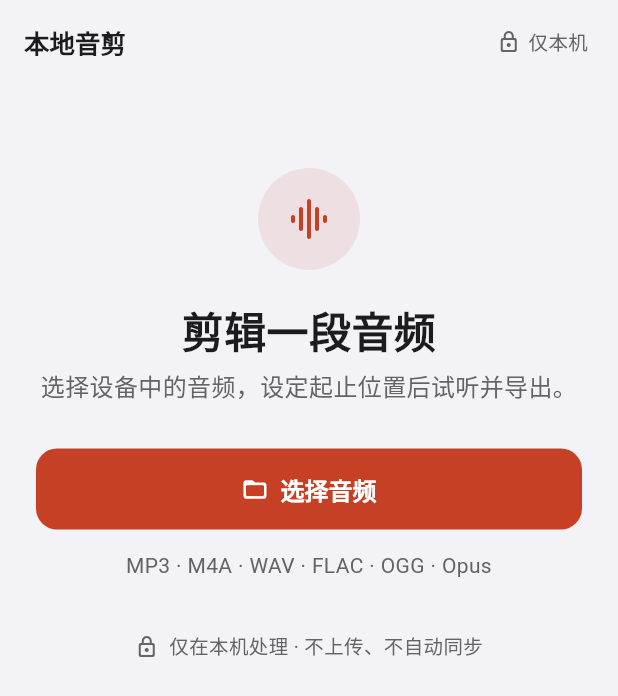
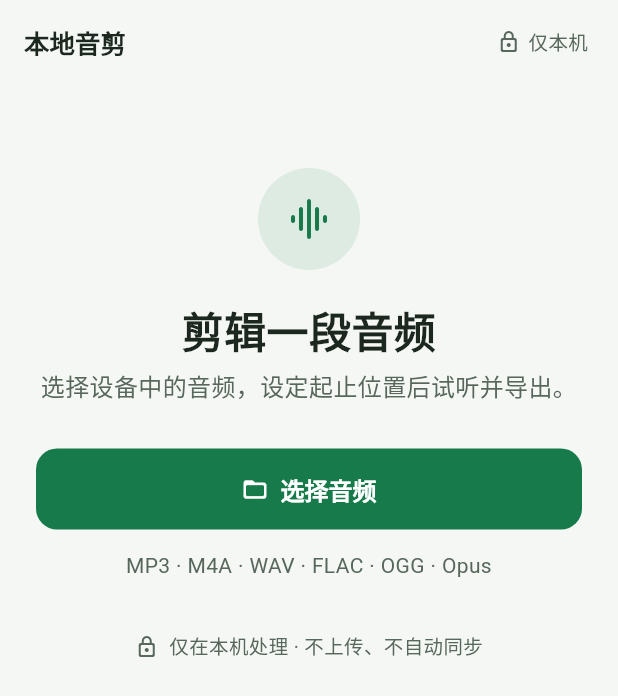
Before and after one commit to ponponon/audio-cut, a Flutter app: the screen it shows after launch, on a phone screen of 412 x 824 dp. Shown: the top 696 px of the screen. Run offline on Flutter 3.47's test engine with Material 3 defaults, Android fonts, the phone set to English and light mode, and no system bars; our stand-ins replace file_picker, just_audio, share_plus; missing offline and left inert: ffmpeg_kit_flutter_new_audio.

Commit message:
feat: apply calm green palette and frosted footer

```diff
--- a/lib/main.dart
+++ b/lib/main.dart
@@ -1,6 +1,7 @@
 import 'dart:async';
 import 'dart:io';
 import 'dart:math' as math;
+import 'dart:ui' show ImageFilter;
 
 import 'package:flutter/cupertino.dart';
 import 'package:file_picker/file_picker.dart';
@@ -26,6 +27,8 @@ class _EditorPalette {
     required this.secondaryInk,
     required this.separator,
     required this.accent,
+    required this.onAccent,
+    required this.glassSurface,
     required this.waveformTrack,
   });
 
@@ -36,28 +39,34 @@ class _EditorPalette {
   final Color secondaryInk;
   final Color separator;
   final Color accent;
+  final Color onAccent;
+  final Color glassSurface;
   final Color waveformTrack;
 
   static const light = _EditorPalette(
-    canvas: Color(0xFFF2F2F7),
+    canvas: Color(0xFFF4F7F4),
     surface: Color(0xFFFFFFFF),
-    secondarySurface: Color(0xFFE5E5EA),
-    ink: Color(0xFF1C1C1E),
-    secondaryInk: Color(0xFF636366),
-    separator: Color(0xFFD1D1D6),
-    accent: Color(0xFFC64025),
-    waveformTrack: Color(0xFFF7F7F9),
+    secondarySurface: Color(0xFFE6EFE7),
+    ink: Color(0xFF1C271F),
+    secondaryInk: Color(0xFF58675C),
+    separator: Color(0xFFD0DBD2),
+    accent: Color(0xFF167A4B),
+    onAccent: Color(0xFFFFFFFF),
+    glassSurface: Color(0xE8FFFFFF),
+    waveformTrack: Color(0xFFF2F7F3),
   );
 
   static const dark = _EditorPalette(
-    canvas: Color(0xFF000000),
-    surface: Color(0xFF1C1C1E),
-    secondarySurface: Color(0xFF2C2C2E),
-    ink: Color(0xFFF5F5F7),
-    secondaryInk: Color(0xFFAEAEB2),
-    separator: Color(0xFF38383A),
-    accent: Color(0xFFFF896B),
-    waveformTrack: Color(0xFF121214),
+    canvas: Color(0xFF0D1510),
+    surface: Color(0xFF19221B),
+    secondarySurface: Color(0xFF253128),
+    ink: Color(0xFFEEF5EF),
+    secondaryInk: Color(0xFFA8B7AB),
+    separator: Color(0xFF3A493E),
+    accent: Color(0xFF63CC90),
+    onAccent: Color(0xFF102719),
+    glassSurface: Color(0xD9151E18),
+    waveformTrack: Color(0xFF111A14),
   );
 
   static _EditorPalette of(BuildContext context) =>
@@ -72,9 +81,9 @@ ThemeData _buildTheme(_EditorPalette palette, Brightness brightness) {
         surface: palette.surface,
       ).copyWith(
         primary: palette.accent,
-        onPrimary: Colors.white,
+        onPrimary: palette.onAccent,
         secondary: palette.accent,
-        onSecondary: Colors.white,
+        onSecondary: palette.onAccent,
         surface: palette.surface,
         onSurface: palette.ink,
         outline: palette.separator,
@@ -102,7 +111,7 @@ ThemeData _buildTheme(_EditorPalette palette, Brightness brightness) {
     filledButtonTheme: FilledButtonThemeData(
       style: FilledButton.styleFrom(
         backgroundColor: palette.accent,
-        foregroundColor: Colors.white,
+        foregroundColor: palette.onAccent,
         minimumSize: const Size.fromHeight(52),
         padding: const EdgeInsets.symmetric(horizontal: 20, vertical: 15),
         textStyle: const TextStyle(fontSize: 16, fontWeight: FontWeight.w600),
@@ -677,6 +686,7 @@ class _EditorScreenState extends State<_EditorScreen> {
     final palette = _EditorPalette.of(context);
     final hasAudio = _sourcePath != null;
     return Scaffold(
+      extendBody: hasAudio,
       appBar: AppBar(
         title: const Text('本地音剪'),
         actions: [
@@ -780,7 +790,12 @@ class _EditorScreenState extends State<_EditorScreen> {
 
   Widget _editorBody(_EditorPalette palette) {
     return ListView(
-      padding: const EdgeInsets.fromLTRB(20, 12, 20, 24),
+      padding: EdgeInsets.fromLTRB(
+        20,
+        12,
+        20,
+        MediaQuery.viewPaddingOf(context).bottom + 96,
+      ),
       children: [
         _fileHeader(palette),
         const SizedBox(height: 22),
@@ -1110,7 +1125,7 @@ class _EditorScreenState extends State<_EditorScreen> {
               ),
               style: IconButton.styleFrom(
                 backgroundColor: palette.accent,
-                foregroundColor: Colors.white,
+                foregroundColor: palette.onAccent,
                 minimumSize: const Size(52, 52),
               ),
             );
@@ -1176,21 +1191,36 @@ class _EditorScreenState extends State<_EditorScreen> {
   }
 
   Widget _bottomAction(_EditorPalette palette) {
-    return Container(
-      decoration: BoxDecoration(
-        color: palette.canvas,
-        border: Border(top: BorderSide(color: palette.separator)),
-      ),
-      child: SafeArea(
+    return SafeArea(
       top: false,
       child: Padding(
-          padding: const EdgeInsets.fromLTRB(20, 12, 20, 10),
+        padding: const EdgeInsets.fromLTRB(16, 8, 16, 8),
+        child: ClipRRect(
+          borderRadius: BorderRadius.circular(22),
+          child: BackdropFilter(
+            filter: ImageFilter.blur(sigmaX: 14, sigmaY: 14),
+            child: Container(
+              decoration: BoxDecoration(
+                color: palette.glassSurface,
+                borderRadius: BorderRadius.circular(22),
+                border: Border.all(
+                  color: palette.separator.withValues(alpha: .72),
+                  width: .8,
+                ),
+              ),
+              child: Padding(
+                padding: const EdgeInsets.all(10),
                 child: SizedBox(
                   width: double.infinity,
                   child: FilledButton.icon(
-              onPressed: _exporting || _loading ? null : _showExportFormats,
+                    onPressed: _exporting || _loading
+                        ? null
+                        : _showExportFormats,
                     icon: const Icon(Icons.ios_share_rounded),
                     label: Text(_exporting ? '正在导出…' : '导出片段'),
+                  ),
+                ),
+              ),
             ),
           ),
         ),
```
Also changed, not shown: .impeccable/design.json, 5 other files. Lines whose indentation alone changed are shown as unchanged.
